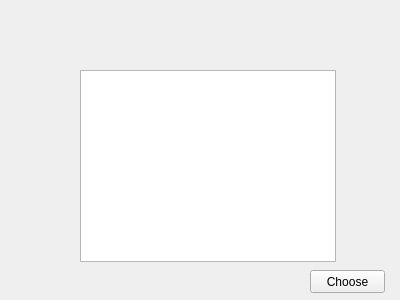
This is DietCalc/SecondWindow.ui in Queslan/DietCalc as Qt 5 draws it before an edit. The edited form follows.
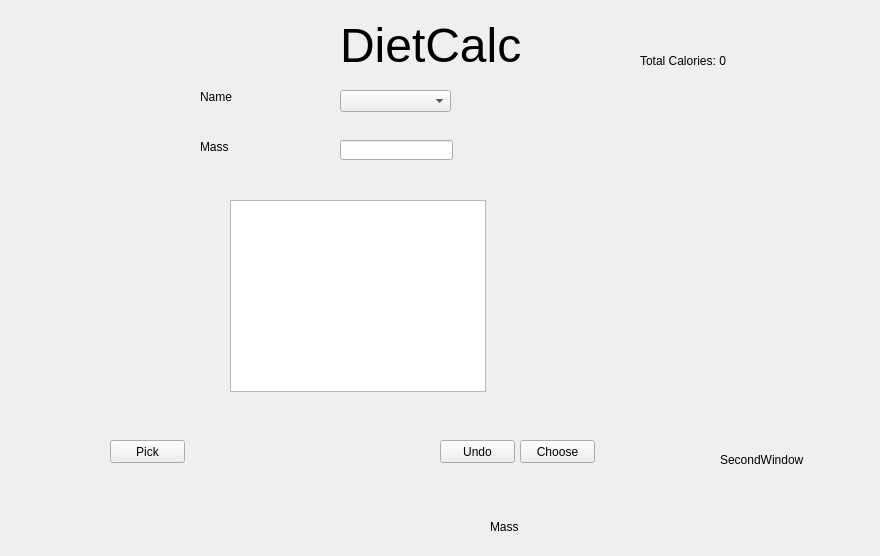
This is the edited form.

```diff
--- a/DietCalc/SecondWindow.ui
+++ b/DietCalc/SecondWindow.ui
@@ -6,34 +6,158 @@
    <rect>
     <x>0</x>
     <y>0</y>
-    <width>400</width>
-    <height>300</height>
+    <width>880</width>
+    <height>556</height>
    </rect>
   </property>
   <property name="windowTitle">
    <string>SecondWindow</string>
   </property>
+  <widget class="QLabel" name="titleLabel">
+   <property name="geometry">
+    <rect>
+     <x>340</x>
+     <y>0</y>
+     <width>181</width>
+     <height>91</height>
+    </rect>
+   </property>
+   <property name="text">
+    <string>&lt;html&gt;&lt;head/&gt;&lt;body&gt;&lt;p&gt;&lt;span style=&quot; font-size:36pt;&quot;&gt;DietCalc&lt;/span&gt;&lt;/p&gt;&lt;/body&gt;&lt;/html&gt;</string>
+   </property>
+  </widget>
+  <widget class="QComboBox" name="itemBox">
+   <property name="geometry">
+    <rect>
+     <x>340</x>
+     <y>90</y>
+     <width>111</width>
+     <height>22</height>
+    </rect>
+   </property>
+  </widget>
+  <widget class="QLineEdit" name="massEdit">
+   <property name="geometry">
+    <rect>
+     <x>340</x>
+     <y>140</y>
+     <width>113</width>
+     <height>20</height>
+    </rect>
+   </property>
+  </widget>
+  <widget class="QLabel" name="totalcaloriesLabel">
+   <property name="geometry">
+    <rect>
+     <x>640</x>
+     <y>40</y>
+     <width>131</width>
+     <height>41</height>
+    </rect>
+   </property>
+   <property name="text">
+    <string>Total Calories: 0</string>
+   </property>
+  </widget>
+  <widget class="QLabel" name="nameLabel">
+   <property name="geometry">
+    <rect>
+     <x>200</x>
+     <y>90</y>
+     <width>47</width>
+     <height>13</height>
+    </rect>
+   </property>
+   <property name="text">
+    <string>Name</string>
+   </property>
+  </widget>
+  <widget class="QLabel" name="massLabel">
+   <property name="geometry">
+    <rect>
+     <x>200</x>
+     <y>140</y>
+     <width>47</width>
+     <height>13</height>
+    </rect>
+   </property>
+   <property name="text">
+    <string>Mass</string>
+   </property>
+  </widget>
+  <widget class="QLabel" name="label">
+   <property name="geometry">
+    <rect>
+     <x>720</x>
+     <y>450</y>
+     <width>101</width>
+     <height>20</height>
+    </rect>
+   </property>
+   <property name="text">
+    <string>SecondWindow</string>
+   </property>
+  </widget>
+  <widget class="QPushButton" name="undoButton">
+   <property name="geometry">
+    <rect>
+     <x>440</x>
+     <y>440</y>
+     <width>75</width>
+     <height>23</height>
+    </rect>
+   </property>
+   <property name="text">
+    <string>Undo</string>
+   </property>
+  </widget>
+  <widget class="QPushButton" name="chooseButton">
+   <property name="geometry">
+    <rect>
+     <x>520</x>
+     <y>440</y>
+     <width>75</width>
+     <height>23</height>
+    </rect>
+   </property>
+   <property name="text">
+    <string>Choose</string>
+   </property>
+  </widget>
   <widget class="QTextBrowser" name="contentsBrowser">
    <property name="geometry">
     <rect>
-     <x>80</x>
-     <y>70</y>
+     <x>230</x>
+     <y>200</y>
      <width>256</width>
      <height>192</height>
     </rect>
    </property>
   </widget>
-  <widget class="QPushButton" name="chooseButton">
+  <widget class="QPushButton" name="pickButton">
    <property name="geometry">
     <rect>
-     <x>310</x>
-     <y>270</y>
+     <x>110</x>
+     <y>440</y>
      <width>75</width>
      <height>23</height>
     </rect>
    </property>
    <property name="text">
-    <string>Choose</string>
+    <string>Pick</string>
+   </property>
+  </widget>
+  <widget class="QLabel" name="massLabel_2">
+   <property name="geometry">
+    <rect>
+     <x>490</x>
+     <y>520</y>
+     <width>47</width>
+     <height>13</height>
+    </rect>
+   </property>
+   <property name="text">
+    <string>Mass</string>
    </property>
   </widget>
  </widget>
```
